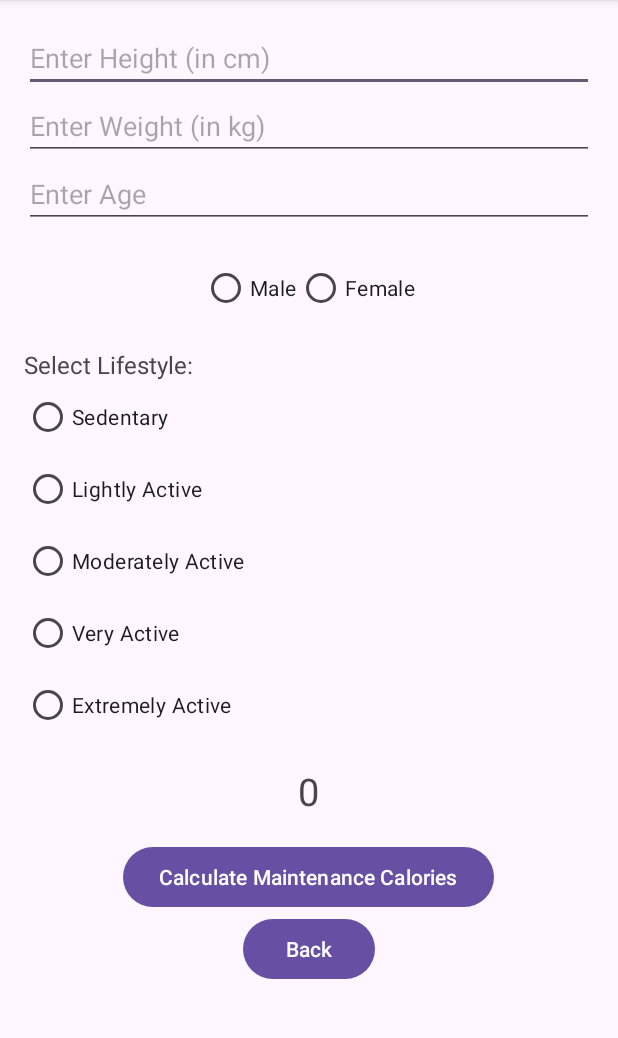
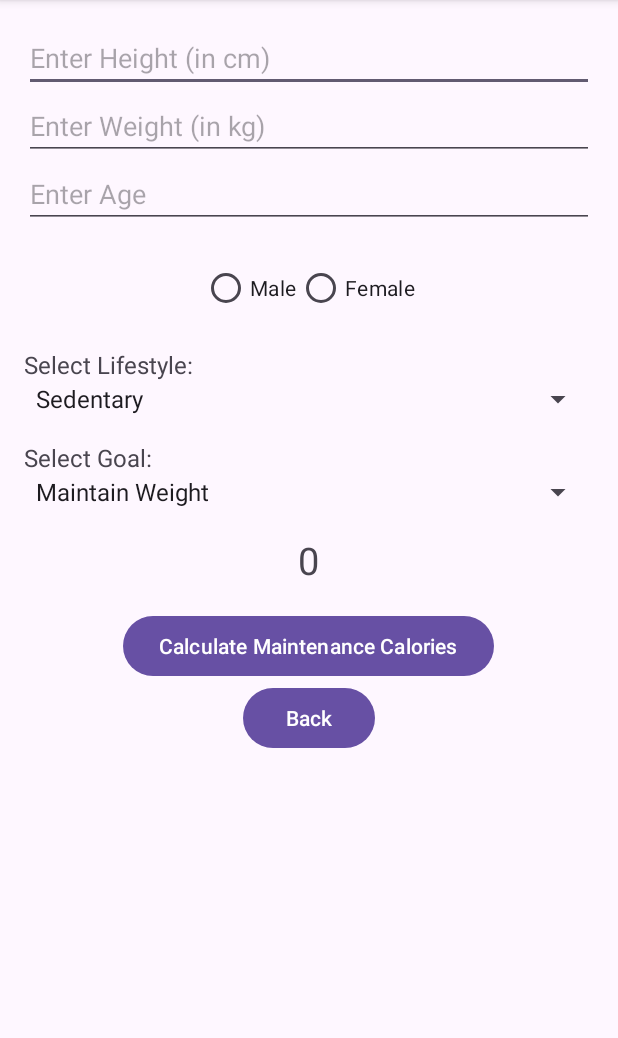
Before and after one commit to ethan267ong/FitZen, an Android app: the Calculate screen opened directly, with no data from a screen before it, on a phone screen of 412 x 824 dp, the part 96-1134 px from its top. Run offline under Robolectric (Android 15) with nearby library versions, the phone set to English and light mode, and no system bars.

Commit message:
updated calculate class, now adopts spinner format and allows users to identify their weight goals and count calories from there

```diff
--- a/app/src/main/java/com/example/caloriecounter/Calculate.java
+++ b/app/src/main/java/com/example/caloriecounter/Calculate.java
@@ -3,10 +3,12 @@ package com.example.caloriecounter;
 import android.content.Intent;
 import android.os.Bundle;
 import android.view.View;
+import android.widget.ArrayAdapter;
 import android.widget.Button;
 import android.widget.EditText;
 import android.widget.RadioButton;
 import android.widget.RadioGroup;
+import android.widget.Spinner;
 import android.widget.TextView;
 import android.widget.Toast;
 
@@ -15,9 +17,10 @@ import androidx.appcompat.app.AppCompatActivity;
 public class Calculate extends AppCompatActivity {
     // Declare your UI elements and other necessary variables
     EditText heightEditText, weightEditText, ageEditText;
-    RadioGroup genderRadioGroup, lifestyleRadioGroup;
+    RadioGroup genderRadioGroup;
     Button calculateButton;
     TextView maintenanceCaloriesTextView;
+    Spinner lifestyleSpinner, goalSpinner;
 
     @Override
     protected void onCreate(Bundle savedInstanceState) {
@@ -28,10 +31,21 @@ public class Calculate extends AppCompatActivity {
         weightEditText = findViewById(R.id.weight_edit_text);
         ageEditText = findViewById(R.id.age_edit_text);
         genderRadioGroup = findViewById(R.id.gender_radio_group);
-        lifestyleRadioGroup = findViewById(R.id.lifestyle_radio_group);
         calculateButton = findViewById(R.id.calculate_button);
         maintenanceCaloriesTextView = findViewById(R.id.maintenance_calories_text_view);
+        goalSpinner = findViewById(R.id.goal_spinner);
+        lifestyleSpinner = findViewById(R.id.lifestyle_spinner);
         Button backButton = findViewById(R.id.back_button);
+
+        ArrayAdapter<CharSequence> lifestyleAdapter = ArrayAdapter.createFromResource(this,
+                R.array.lifestyle_options, android.R.layout.simple_spinner_item);
+        lifestyleAdapter.setDropDownViewResource(android.R.layout.simple_spinner_dropdown_item);
+        lifestyleSpinner.setAdapter(lifestyleAdapter);
+
+        ArrayAdapter<CharSequence> adapter = ArrayAdapter.createFromResource(this,
+                R.array.goal_options, android.R.layout.simple_spinner_item);
+        adapter.setDropDownViewResource(android.R.layout.simple_spinner_dropdown_item);
+        goalSpinner.setAdapter(adapter);
 
         backButton.setOnClickListener(new View.OnClickListener() {
             @Override
@@ -58,8 +72,8 @@ public class Calculate extends AppCompatActivity {
         double age = Double.parseDouble(ageEditText.getText().toString());
         RadioButton selectedGenderRadioButton = findViewById(genderRadioGroup.getCheckedRadioButtonId());
         String gender = selectedGenderRadioButton.getText().toString();
-        RadioButton selectedLifestyleRadioButton = findViewById(lifestyleRadioGroup.getCheckedRadioButtonId());
-        String lifestyle = selectedLifestyleRadioButton.getText().toString();
+        String lifestyle = lifestyleSpinner.getSelectedItem().toString();
+        String goal = goalSpinner.getSelectedItem().toString();
 
         // Validate input
         if (height <= 0 || weight <= 0) {
@@ -98,6 +112,29 @@ public class Calculate extends AppCompatActivity {
                 break;
         }
 
-        maintenanceCaloriesTextView.setText("" + maintenanceCalories);
+        double calorieAdjustment;
+        switch (goal) {
+            case "Gain 0.5kg":
+                calorieAdjustment = 500; // Assuming 0.5kg weight gain per week needs an additional 500 calories per day
+                break;
+            case "Lose 0.5kg":
+                calorieAdjustment = -500; // Assuming 0.5kg weight loss per week needs a deficit of 500 calories per day
+                break;
+            case "Gain 1kg":
+                calorieAdjustment = 1000; // Assuming 1kg weight gain per week needs an additional 1000 calories per day
+                break;
+            case "Lose 1kg":
+                calorieAdjustment = -1000; // Assuming 1kg weight loss per week needs a deficit of 1000 calories per day
+                break;
+            case "Maintain Weight":
+                calorieAdjustment = 0; // No adjustment needed for maintaining weight
+                break;
+            default:
+                calorieAdjustment = 0;
+                break;
+        }
+        double finalCalories = maintenanceCalories + calorieAdjustment;
+
+        maintenanceCaloriesTextView.setText("" + finalCalories);
     }
 }
--- a/app/src/main/res/layout/activity_calculate.xml
+++ b/app/src/main/res/layout/activity_calculate.xml
@@ -54,43 +54,24 @@
         android:textSize="16sp"
         android:layout_marginTop="16dp"/>
 
-    <RadioGroup
-        android:id="@+id/lifestyle_radio_group"
+    <Spinner
+        android:id="@+id/lifestyle_spinner"
         android:layout_width="match_parent"
         android:layout_height="wrap_content"
-        android:orientation="vertical">
+        android:entries="@array/lifestyle_options" />
 
-        <RadioButton
-            android:id="@+id/sedentary_radio_button"
-            android:layout_width="wrap_content"
-            android:layout_height="wrap_content"
-            android:text="Sedentary" />
+    <TextView
+        android:layout_width="wrap_content"
+        android:layout_height="wrap_content"
+        android:text="Select Goal:"
+        android:textSize="16sp"
+        android:layout_marginTop="16dp"/>
 
-        <RadioButton
-            android:id="@+id/lightly_active_radio_button"
-            android:layout_width="wrap_content"
-            android:layout_height="wrap_content"
-            android:text="Lightly Active" />
-
-        <RadioButton
-            android:id="@+id/moderately_active_radio_button"
-            android:layout_width="wrap_content"
-            android:layout_height="wrap_content"
-            android:text="Moderately Active" />
-
-        <RadioButton
-            android:id="@+id/very_active_radio_button"
-            android:layout_width="wrap_content"
-            android:layout_height="wrap_content"
-            android:text="Very Active" />
-
-        <RadioButton
-            android:id="@+id/extremely_active_radio_button"
-            android:layout_width="wrap_content"
-            android:layout_height="wrap_content"
-            android:text="Extremely Active" />
-
-    </RadioGroup>
+    <Spinner
+        android:id="@+id/goal_spinner"
+        android:layout_width="match_parent"
+        android:layout_height="wrap_content"
+        android:entries="@array/goal_options" />
 
     <TextView
         android:id="@+id/maintenance_calories_text_view"
--- a/app/src/main/res/values/strings.xml
+++ b/app/src/main/res/values/strings.xml
@@ -8,4 +8,19 @@
     <string name="click_to_register">click to register</string>
     <string name="logout">Logout</string>
     <string name="Google">Google</string>
+    <string-array name="goal_options">
+        <item>Maintain Weight</item>
+        <item>Gain 0.5kg</item>
+        <item>Lose 0.5kg</item>
+        <item>Gain 1kg</item>
+        <item>Lose 1kg</item>
+    </string-array>
+    <string-array name="lifestyle_options">
+        <item>Sedentary</item>
+        <item>Lightly Active</item>
+        <item>Moderately Active</item>
+        <item>Very Active</item>
+        <item>Extremely Active</item>
+    </string-array>
+
 </resources>
```
